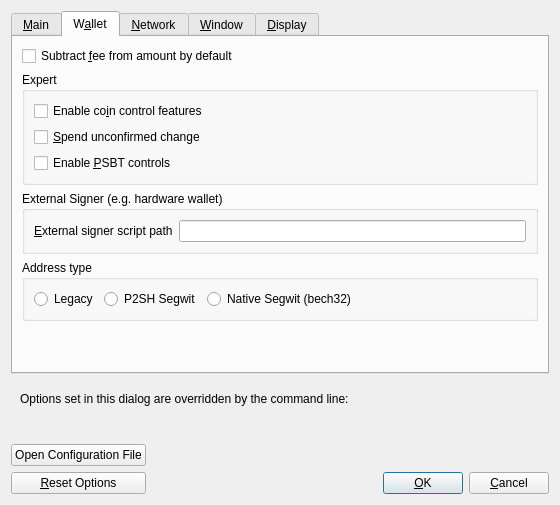
Above: src/qt/forms/optionsdialog.ui from l0rinc/bitcoin before the change. Below: the same form after it.
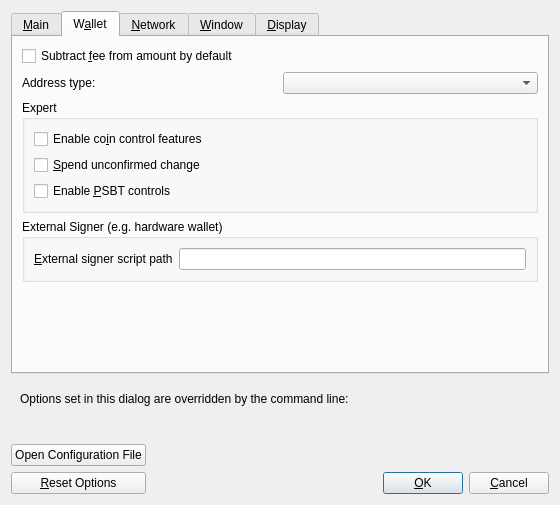
That is the form after the change. The open tabs and pages were chosen to show the change. Custom widgets are drawn as their Qt base class.

Commit message:
GUI: Options: Replace addresstype radioboxes with a combobox to match Receive dialog

https://github.com/bitcoinknots/bitcoin/commit/38fa04ada70d3be400f024c15ba378aa24f8848f

What changed in the file:
```diff
--- a/src/qt/forms/optionsdialog.ui
+++ b/src/qt/forms/optionsdialog.ui
@@ -226,6 +226,27 @@
          </property>
         </widget>
        </item>
+       <item>
+        <layout class="QHBoxLayout">
+         <item>
+          <widget class="QLabel">
+           <property name="text">
+            <string>Address type:</string>
+           </property>
+           <property name="buddy">
+            <cstring>addressType</cstring>
+           </property>
+          </widget>
+         </item>
+         <item>
+          <widget class="QValueComboBox" name="addressType">
+           <property name="toolTip">
+            <string>Choose the default address type to select when receiving coins.</string>
+           </property>
+          </widget>
+         </item>
+        </layout>
+       </item>
        <item>
         <widget class="QGroupBox" name="groupBox">
          <property name="title">
@@ -295,57 +316,6 @@
          </layout>
         </widget>
        </item>
-       <item>
-        <widget class="QGroupBox" name="groupBoxAddressType">
-         <property name="title">
-          <string>Address type</string>
-         </property>
-         <property name="checkable">
-          <bool>false</bool>
-         </property>
-         <layout class="QHBoxLayout" name="layoutAddressType">
-          <item>
-           <widget class="QRadioButton" name="addressTypeLegacy">
-            <property name="sizePolicy">
-             <sizepolicy hsizetype="Minimum" vsizetype="Fixed">
-              <horstretch>0</horstretch>
-              <verstretch>0</verstretch>
-             </sizepolicy>
-            </property>
-            <property name="text">
-             <string>Legacy</string>
-            </property>
-           </widget>
-          </item>
-          <item>
-           <widget class="QRadioButton" name="addressTypeP2SH_Segwit">
-            <property name="sizePolicy">
-             <sizepolicy hsizetype="Minimum" vsizetype="Fixed">
-              <horstretch>0</horstretch>
-              <verstretch>0</verstretch>
-             </sizepolicy>
-            </property>
-            <property name="text">
-             <string>P2SH Segwit</string>
-            </property>
-           </widget>
-          </item>
-          <item>
-           <widget class="QRadioButton" name="addressTypeBech32">
-            <property name="sizePolicy">
-             <sizepolicy hsizetype="MinimumExpanding" vsizetype="Fixed">
-              <horstretch>0</horstretch>
-              <verstretch>0</verstretch>
-             </sizepolicy>
-            </property>
-            <property name="text">
-             <string>Native Segwit (bech32)</string>
-            </property>
-           </widget>
-          </item>
-         </layout>
-        </widget>
-       </item>
        <item>
         <spacer name="verticalSpacer_Wallet">
          <property name="orientation">
```
The commit also changes 1 other file.
